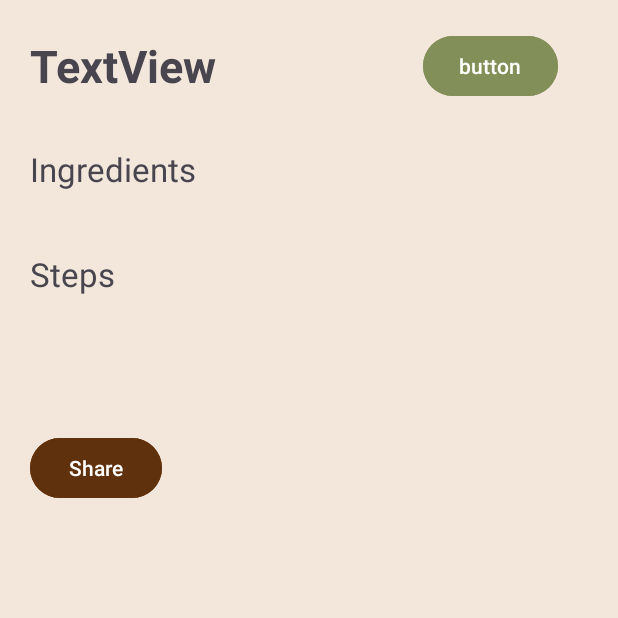
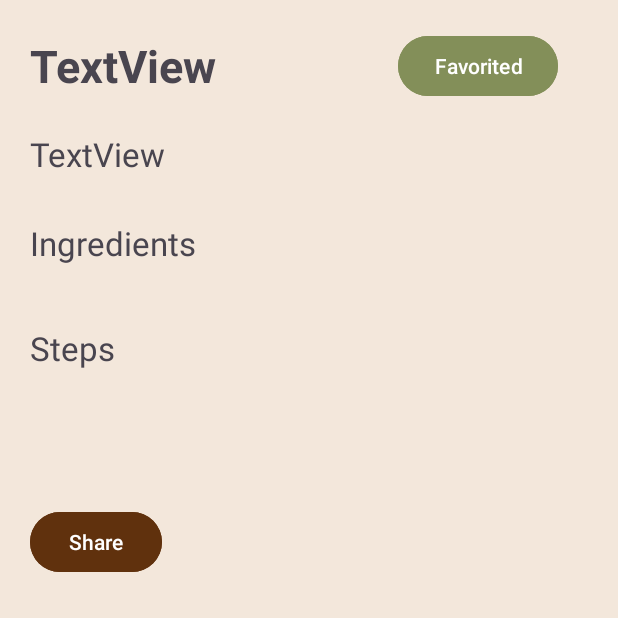
Before and after one commit to jjuliekim/Cookbook, an Android app: the DetailsActivity screen opened directly, with no data from a screen before it, on a phone screen of 412 x 824 dp, the top half of it. Run offline under Robolectric (Android 15) with nearby library versions, the phone set to English and light mode, and no system bars; 2 statements that could not run were skipped.

Commit message:
recipe details

```diff
--- a/app/src/main/java/com/example/cookbook/DetailsActivity.java
+++ b/app/src/main/java/com/example/cookbook/DetailsActivity.java
@@ -2,6 +2,7 @@ package com.example.cookbook;
 
 import android.content.Intent;
 import android.os.Bundle;
+import android.widget.ImageView;
 import android.widget.TextView;
 
 import androidx.activity.EdgeToEdge;
@@ -11,6 +12,7 @@ import androidx.core.view.ViewCompat;
 import androidx.core.view.WindowInsetsCompat;
 
 public class DetailsActivity extends AppCompatActivity {
+    private ImageView imageView;
 
     @Override
     protected void onCreate(Bundle savedInstanceState) {
@@ -22,8 +24,15 @@ public class DetailsActivity extends AppCompatActivity {
             v.setPadding(systemBars.left, systemBars.top, systemBars.right, systemBars.bottom);
             return insets;
         });
-
         Intent myIntent = getIntent();
         Recipe recipe = myIntent.getParcelableExtra("recipe");
+
+        TextView nameText = findViewById(R.id.dishNameText);
+        nameText.setText(recipe.getName());
+        TextView authorText = findViewById(R.id.dishAuthorText);
+        authorText.setText(String.format("Uploaded by: %s", recipe.getUser()));
+
+
+
     }
 }
--- a/app/src/main/java/com/example/cookbook/NewFragment.java
+++ b/app/src/main/java/com/example/cookbook/NewFragment.java
@@ -260,6 +260,7 @@ public class NewFragment extends Fragment {
 
     // take photo
     private void takePhoto() {
+        // save to some storage
 
     }
 
--- a/app/src/main/java/com/example/cookbook/SettingsFragment.java
+++ b/app/src/main/java/com/example/cookbook/SettingsFragment.java
@@ -102,7 +102,7 @@ public class SettingsFragment extends Fragment {
                     DatabaseReference groupRef = groupReference.child(code);
                     groupRef.setValue(userId).addOnCompleteListener(task -> {
                         if (task.isSuccessful()) {
-                            Toast.makeText(getContext(), "Group Code Created: " + code, Toast.LENGTH_SHORT).show();
+                            Toast.makeText(getContext(), "Group Created: " + code, Toast.LENGTH_SHORT).show();
                             Log.i("HERE SETTINGS", "group code: " + code);
                             groupCodeText.setText(code);
                         } else {
--- a/app/src/main/res/layout/activity_details.xml
+++ b/app/src/main/res/layout/activity_details.xml
@@ -44,8 +44,16 @@
                     android:layout_height="wrap_content"
                     android:layout_marginEnd="20dp"
                     android:backgroundTint="#838F59"
-                    android:text="@string/button" />
+                    android:text="@string/favorited" />
             </LinearLayout>
+
+            <TextView
+                android:id="@+id/dishAuthorText"
+                android:layout_marginTop="20dp"
+                android:layout_width="match_parent"
+                android:layout_height="wrap_content"
+                android:textSize="22sp"
+                android:text="@string/textview" />
 
             <TextView
                 android:id="@+id/ingredientsLabel"
--- a/app/src/main/res/values/strings.xml
+++ b/app/src/main/res/values/strings.xml
@@ -26,9 +26,9 @@
     <string name="join_group">Join Group</string>
     <string name="upload_photo">Upload Photo</string>
     <string name="attach_photo">Attach Photo</string>
-    <string name="button">button</string>
     <string name="share">Share</string>
     <string name="open"><![CDATA[Open >]]></string>
+    <string name="favorited">Favorited</string>
     <string-array name="sort_recipes">
         <item>Alphabetical</item>
         <item>Number of Steps</item>
```
